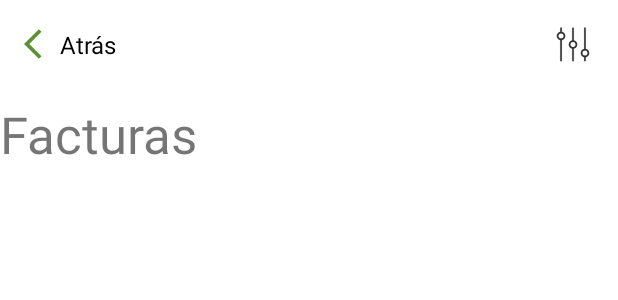
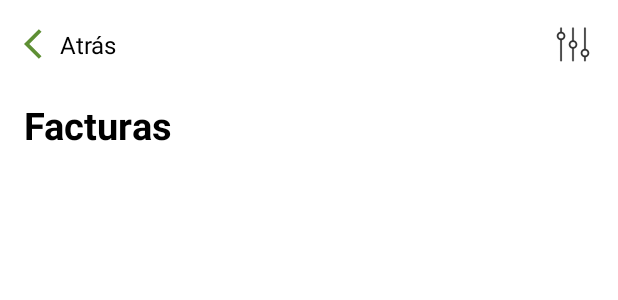
Before and after one commit to raulrz1820/Facturas_Iberdrola, an Android app: the layout activity_main.xml on its own in the app's theme, with its tools: preview values and no code run, on a phone screen of 412 x 824 dp. Shown: the top 300 px of the screen. Run offline under Robolectric (Android 15) with nearby library versions, the phone set to English and light mode, and no system bars.

Commit message:
terminado(lo que he podido)

```diff
--- /dev/null
+++ b/app/src/main/java/com/example/facturas_iberdrola/model/FacturasResponse.kt
@@ -0,0 +1,6 @@
+package com.example.facturas_iberdrola.model
+
+data class FacturasResponse(
+    var numFacturas: Double,
+    val facturas: List<Facturas>
+)
--- a/app/src/main/res/layout/activity_main.xml
+++ b/app/src/main/res/layout/activity_main.xml
@@ -15,15 +15,35 @@
         android:layout_width="wrap_content"
         android:layout_height="wrap_content"
         android:text="Facturas"
+        android:textColor="#000000"
         android:textColorHighlight="#52E157"
-        android:textSize="34sp"
+        android:textSize="25sp"
+        android:textStyle="bold"
         app:layout_constraintBottom_toBottomOf="parent"
-        app:layout_constraintHorizontal_bias="0.0"
+        app:layout_constraintHorizontal_bias="0.05"
         app:layout_constraintLeft_toLeftOf="parent"
         app:layout_constraintRight_toRightOf="parent"
         app:layout_constraintTop_toTopOf="parent"
-        app:layout_constraintVertical_bias="0.086"
+        app:layout_constraintVertical_bias="0.084"
         tools:ignore="InvalidId" />
+
+    <LinearLayout
+        android:layout_width="match_parent"
+        android:layout_height="wrap_content"
+        app:layout_constraintBottom_toBottomOf="parent"
+        app:layout_constraintEnd_toEndOf="parent"
+        app:layout_constraintStart_toStartOf="parent">
+
+        <androidx.recyclerview.widget.RecyclerView
+            android:id="@+id/rvFacturas"
+            android:layout_width="match_parent"
+            android:layout_height="630dp"
+            tools:layout_editor_absoluteX="-16dp"
+            tools:layout_editor_absoluteY="101dp" />
+
+    </LinearLayout>
+
+
 
 
 </androidx.constraintlayout.widget.ConstraintLayout>
--- a/app/src/main/res/values/strings.xml
+++ b/app/src/main/res/values/strings.xml
@@ -1,7 +1,4 @@
 <resources>
     <string name="app_name">Facturas_Iberdrola</string>
-    <string-array name="rangSliderValues">
-        <item>9</item>
-        <item>90</item>
-    </string-array>
+
 </resources>
--- a/app/src/main/res/values/themes.xml
+++ b/app/src/main/res/values/themes.xml
@@ -1,6 +1,6 @@
 <resources xmlns:tools="http://schemas.android.com/tools">
     <!-- Base application theme. -->
-    <style name="Theme.Facturas_Iberdrola" parent="Theme.MaterialComponents.DayNight.DarkActionBar">
+    <style name="Theme.Facturas_Iberdrola" parent="Theme.MaterialComponents.DayNight.NoActionBar">
         <!-- Primary brand color. -->
         <item name="colorPrimary">@color/purple_500</item>
         <item name="colorPrimaryVariant">@color/purple_700</item>
```
Also changed, not shown: app/build.gradle (+10 -6 lines), app/src/main/java/com/example/facturas_iberdrola/MainActivity.kt (+60 -3 lines), app/src/main/java/com/example/facturas_iberdrola/Model/Facturas.java (deleted, +0 -64 lines), app/src/main/java/com/example/facturas_iberdrola/model/Facturas.kt (added, +8 -0 lines), app/src/main/java/com/example/facturas_iberdrola/network/FacturasApi.kt (added, +13 -0 lines), app/src/main/java/com/example/facturas_iberdrola/network/GetDataService.java (deleted, +0 -14 lines), app/src/main/java/com/example/facturas_iberdrola/network/RetrofitClientInstance.java (deleted, +0 -22 lines), app/src/main/java/com/example/facturas_iberdrola/recyclerview/FacturasAdapter.kt (added, +32 -0 lines), app/src/main/java/com/example/facturas_iberdrola/recyclerview/FacturasViewHolder.kt (added, +16 -0 lines), app/src/main/res/layout/item_factura.xml (added, +39 -0 lines).
